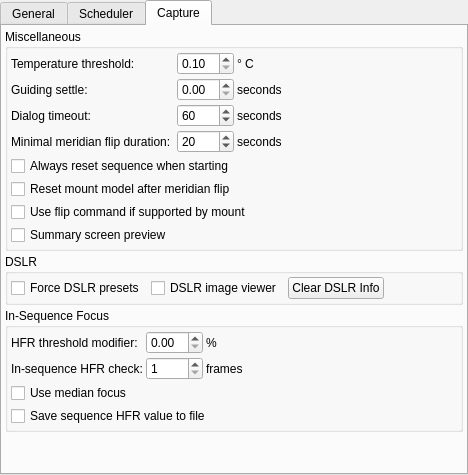
Above: kstars/ekos/opsekos.ui from KDE/kstars before the change. Below: the same form after it.
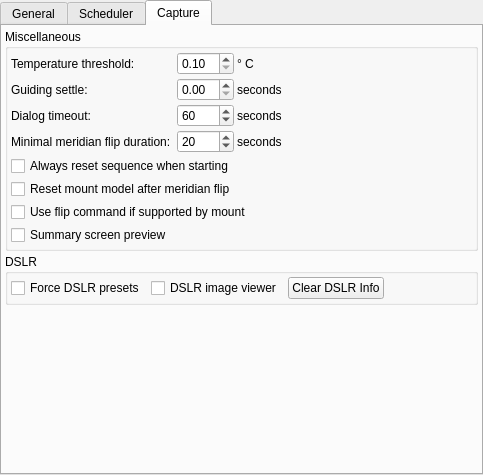
That is the form after the change. The open tabs and pages were chosen to show the change. Icons and pictures are not drawn.

Commit message: In Sequence HFR Check Refactor

Patch:
```diff
--- a/kstars/ekos/opsekos.ui
+++ b/kstars/ekos/opsekos.ui
@@ -6,7 +6,7 @@
    <rect>
     <x>0</x>
     <y>0</y>
-    <width>468</width>
+    <width>483</width>
     <height>475</height>
    </rect>
   </property>
@@ -858,124 +858,6 @@
       </layout>
      </widget>
     </item>
-    <item>
-     <widget class="QGroupBox" name="groupBox_2">
-      <property name="title">
-       <string>In-Sequence Focus</string>
-      </property>
-      <layout class="QVBoxLayout" name="verticalLayout_6">
-       <property name="spacing">
-        <number>3</number>
-       </property>
-       <property name="leftMargin">
-        <number>3</number>
-       </property>
-       <property name="topMargin">
-        <number>3</number>
-       </property>
-       <property name="rightMargin">
-        <number>3</number>
-       </property>
-       <property name="bottomMargin">
-        <number>3</number>
-       </property>
-       <item>
-        <layout class="QGridLayout" name="gridLayout_2">
-         <property name="spacing">
-          <number>3</number>
-         </property>
-         <item row="1" column="4">
-          <widget class="QLabel" name="label_12">
-           <property name="text">
-            <string>frames</string>
-           </property>
-          </widget>
-         </item>
-         <item row="0" column="5">
-          <spacer name="horizontalSpacer">
-           <property name="orientation">
-            <enum>Qt::Horizontal</enum>
-           </property>
-           <property name="sizeHint" stdset="0">
-            <size>
-             <width>40</width>
-             <height>20</height>
-            </size>
-           </property>
-          </spacer>
-         </item>
-         <item row="0" column="2" colspan="2">
-          <widget class="QDoubleSpinBox" name="kcfg_HFRThresholdPercentage">
-           <property name="maximum">
-            <double>50.000000000000000</double>
-           </property>
-          </widget>
-         </item>
-         <item row="0" column="4">
-          <widget class="QLabel" name="label_9">
-           <property name="text">
-            <string>%</string>
-           </property>
-          </widget>
-         </item>
-         <item row="0" column="0" colspan="2">
-          <widget class="QLabel" name="label_5">
-           <property name="toolTip">
-            <string>&lt;html&gt;&lt;head/&gt;&lt;body&gt;&lt;p&gt;Set HFR Threshold percentage gain. When an autofocus operation is completed, the autofocus HFR value is increased by this threshold percentage value and stored within the capture module. If In-Sequence-Focus is engaged, the autofocus module only performs autofocusing procedure if current HFR value exceeds the capture module HFR threshold. Increase value to permit more relaxed changes in HFR values without requiring a full autofocus run.&lt;/p&gt;&lt;/body&gt;&lt;/html&gt;</string>
-           </property>
-           <property name="text">
-            <string>HFR threshold modifier:</string>
-           </property>
-          </widget>
-         </item>
-         <item row="1" column="0" colspan="2">
-          <widget class="QLabel" name="label_11">
-           <property name="toolTip">
-            <string>Run in-sequence HFR check after this many frames.</string>
-           </property>
-           <property name="text">
-            <string>In-sequence HFR check:</string>
-           </property>
-          </widget>
-         </item>
-         <item row="1" column="2" colspan="2">
-          <widget class="QSpinBox" name="kcfg_InSequenceCheckFrames">
-           <property name="toolTip">
-            <string>Run In-Sequence HFR check after this many frames.</string>
-           </property>
-           <property name="minimum">
-            <number>1</number>
-           </property>
-           <property name="maximum">
-            <number>30</number>
-           </property>
-          </widget>
-         </item>
-        </layout>
-       </item>
-       <item>
-        <widget class="QCheckBox" name="kcfg_UseMedianFocus">
-         <property name="toolTip">
-          <string>&lt;html&gt;&lt;head/&gt;&lt;body&gt;&lt;p&gt;Calculate median focus value after each autofocus operation is complete. If the autofocus results become progressively worse with time, the median value shall reflect this trend and prevent unnecessary autofocus operations when the seeing conditions deteriorate.&lt;/p&gt;&lt;/body&gt;&lt;/html&gt;</string>
-         </property>
-         <property name="text">
-          <string>Use median focus</string>
-         </property>
-        </widget>
-       </item>
-       <item>
-        <widget class="QCheckBox" name="kcfg_SaveHFRToFile">
-         <property name="toolTip">
-          <string>&lt;html&gt;&lt;head/&gt;&lt;body&gt;&lt;p&gt;In-sequence HFR threshold value controls when the autofocus process is started. If the measured HFR value exceeds the HFR threshold, autofocus process is initiated. If the HFR threshold value is zero initially (default), then the autofocus process best HFR value is used to set the new HFR threshold, after applying the HFR threshold modifier percentage. This new HFR threshold is then used for subsequent In-Sequence focus checks. If this option is enabled, the HFR threshold value is constant and gets saved to the sequence file.&lt;/p&gt;&lt;/body&gt;&lt;/html&gt;</string>
-         </property>
-         <property name="text">
-          <string>Save sequence HFR value to file</string>
-         </property>
-        </widget>
-       </item>
-      </layout>
-     </widget>
-    </item>
     <item>
      <spacer name="verticalSpacer_3">
       <property name="orientation">
```
The commit also changes 15 other files.
